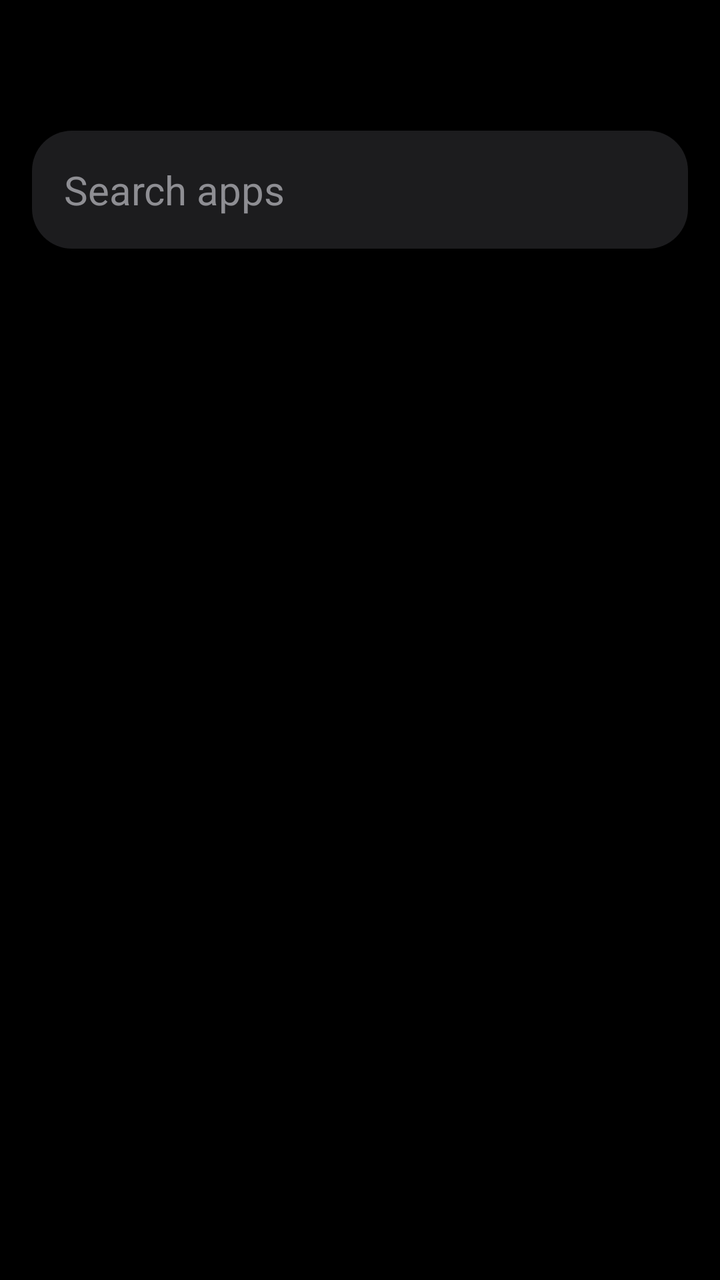
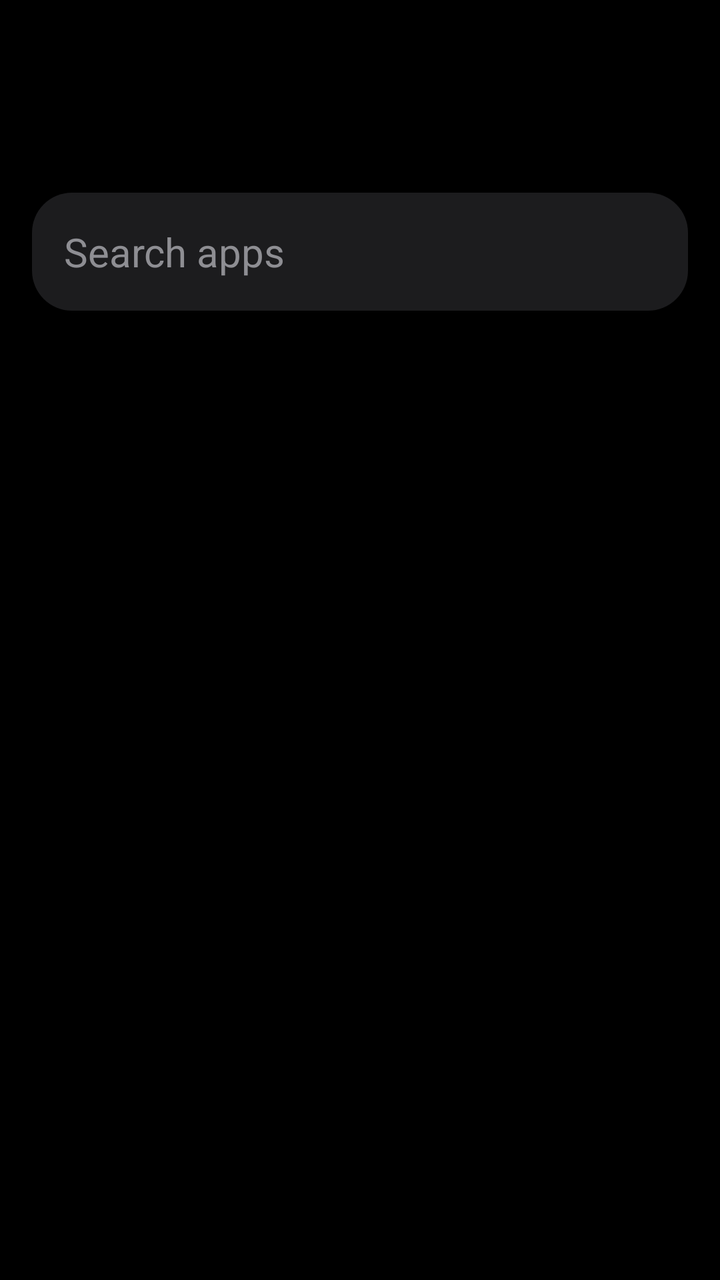

Two renders of the same Android screen: before a commit and after it. Below are the layout's source before the change and the commit's diff.
<!-- AndroidManifest.xml: application theme Theme.Focus -->
<!-- res/layout/activity_picker.xml -->
<?xml version="1.0" encoding="utf-8"?>
<LinearLayout xmlns:android="http://schemas.android.com/apk/res/android"
    android:id="@+id/pickerRoot" android:layout_width="match_parent" android:layout_height="match_parent"
    android:background="@color/bg" android:orientation="vertical" android:padding="16dp">
    <TextView android:id="@+id/pickerTitle" android:layout_width="match_parent" android:layout_height="wrap_content"
        android:paddingBottom="12dp" android:textColor="@color/text" android:textSize="28sp" android:textStyle="bold" />
    <EditText android:id="@+id/search" android:layout_width="match_parent" android:layout_height="wrap_content"
        android:background="@drawable/search_bg" android:hint="Search apps" android:imeOptions="actionGo"
        android:importantForAutofill="no" android:inputType="textNoSuggestions" android:maxLines="1"
        android:padding="16dp" android:textColor="@color/text" android:textColorHint="@color/text_dim" android:textSize="20sp" />
    <ListView android:id="@+id/appList" android:layout_width="match_parent" android:layout_height="0dp"
        android:layout_marginTop="8dp" android:layout_weight="1" android:divider="@null" android:dividerHeight="0dp" android:scrollbars="none" />
    <Button android:id="@+id/pickerDone" android:layout_width="match_parent" android:layout_height="wrap_content"
        android:text="Continue" android:visibility="gone" />
</LinearLayout>
<!-- resources referenced by this layout -->
<resources>
  <color name="bg">#000000</color>
  <color name="text">#FFFFFF</color>
  <color name="text_dim">#8E8E93</color>
  <!-- drawable search_bg (drawable) -->
  <?xml version="1.0" encoding="utf-8"?>
  <shape xmlns:android="http://schemas.android.com/apk/res/android"
      android:shape="rectangle">
      <solid android:color="@color/tile" />
      <corners android:radius="20dp" />
  </shape>
  <style name="Theme.Focus" parent="@android:style/Theme.Material.NoActionBar">
          <item name="android:windowBackground">@color/bg</item>
          <item name="android:statusBarColor">@color/bg</item>
          <item name="android:navigationBarColor">@color/bg</item>
      </style>
  <color name="tile">#1C1C1E</color>
</resources>

<!-- the commit's change to res/layout/activity_picker.xml (unified diff, before → after) -->
@@ -4,6 +4,8 @@
     android:background="@color/bg" android:orientation="vertical" android:padding="16dp">
     <TextView android:id="@+id/pickerTitle" android:layout_width="match_parent" android:layout_height="wrap_content"
         android:paddingBottom="12dp" android:textColor="@color/text" android:textSize="28sp" android:textStyle="bold" />
+    <TextView android:id="@+id/pickerDescription" android:layout_width="match_parent" android:layout_height="wrap_content"
+        android:paddingBottom="12dp" android:textColor="@color/text_dim" android:textSize="14sp" />
     <EditText android:id="@+id/search" android:layout_width="match_parent" android:layout_height="wrap_content"
         android:background="@drawable/search_bg" android:hint="Search apps" android:imeOptions="actionGo"
         android:importantForAutofill="no" android:inputType="textNoSuggestions" android:maxLines="1"
